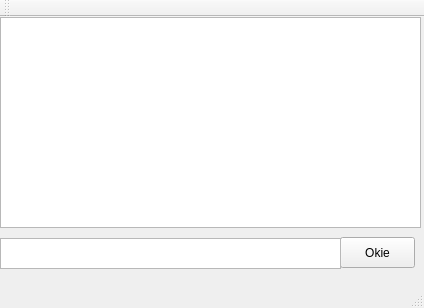
This is FuckItChat/FuckItChat.ui in Itay2805/FuckItChat as Qt 5 draws it before an edit. The edited form follows.
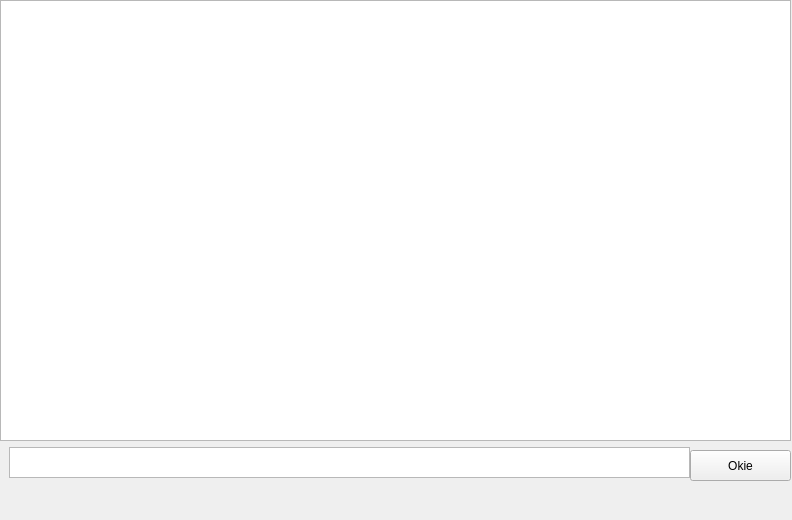
This is the edited form.

Commit message: Made ui scale to fit & removed .user files

Patch:
```diff
--- a/FuckItChat/FuckItChat.ui
+++ b/FuckItChat/FuckItChat.ui
@@ -6,23 +6,45 @@
    <rect>
     <x>0</x>
     <y>0</y>
-    <width>424</width>
-    <height>308</height>
+    <width>792</width>
+    <height>520</height>
    </rect>
   </property>
   <property name="windowTitle">
    <string>FuckItChat</string>
   </property>
   <widget class="QWidget" name="centralWidget">
+   <widget class="QPlainTextEdit" name="plainTextEdit">
+    <property name="geometry">
+     <rect>
+      <x>9</x>
+      <y>447</y>
+      <width>681</width>
+      <height>31</height>
+     </rect>
+    </property>
+    <property name="sizePolicy">
+     <sizepolicy hsizetype="Expanding" vsizetype="Minimum">
+      <horstretch>0</horstretch>
+      <verstretch>3</verstretch>
+     </sizepolicy>
+    </property>
+   </widget>
    <widget class="QPushButton" name="btnOkie">
     <property name="geometry">
      <rect>
-      <x>340</x>
-      <y>220</y>
-      <width>75</width>
+      <x>690</x>
+      <y>450</y>
+      <width>101</width>
       <height>31</height>
      </rect>
     </property>
+    <property name="sizePolicy">
+     <sizepolicy hsizetype="Minimum" vsizetype="Minimum">
+      <horstretch>0</horstretch>
+      <verstretch>3</verstretch>
+     </sizepolicy>
+    </property>
     <property name="text">
      <string>Okie</string>
     </property>
@@ -32,19 +54,15 @@
      <rect>
       <x>0</x>
       <y>0</y>
-      <width>421</width>
-      <height>211</height>
+      <width>791</width>
+      <height>441</height>
      </rect>
     </property>
-   </widget>
-   <widget class="QPlainTextEdit" name="plainTextEdit">
-    <property name="geometry">
-     <rect>
-      <x>0</x>
-      <y>221</y>
-      <width>341</width>
-      <height>31</height>
-     </rect>
+    <property name="sizePolicy">
+     <sizepolicy hsizetype="Expanding" vsizetype="Preferred">
+      <horstretch>0</horstretch>
+      <verstretch>60</verstretch>
+     </sizepolicy>
     </property>
    </widget>
   </widget>
@@ -58,15 +76,6 @@
     </rect>
    </property>
   </widget>
-  <widget class="QToolBar" name="mainToolBar">
-   <attribute name="toolBarArea">
-    <enum>TopToolBarArea</enum>
-   </attribute>
-   <attribute name="toolBarBreak">
-    <bool>false</bool>
-   </attribute>
-  </widget>
-  <widget class="QStatusBar" name="statusBar"/>
  </widget>
  <layoutdefault spacing="6" margin="11"/>
  <resources>
```
Left out of the diff: 2 changed lines with no effect on the pictures. The commit also changes 6 other files.
